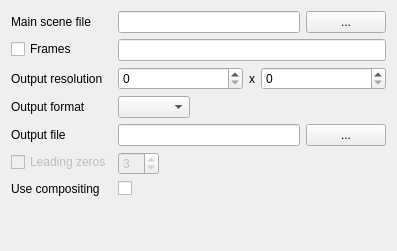
First picture: the form in gnr/ui/BlenderWidget.ui, repository golemfactory/clay, before the edit.
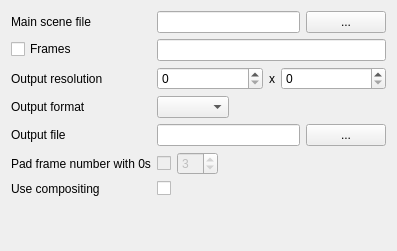
Second picture: the form after the edit.

Commit message: change frame output name in ui

The edit to the form file:
```diff
--- a/gnr/ui/BlenderWidget.ui
+++ b/gnr/ui/BlenderWidget.ui
@@ -168,6 +168,19 @@
      </item>
      <item row="6" column="1">
       <layout class="QHBoxLayout" name="horizontalLayout_4">
+       <item>
+        <widget class="QCheckBox" name="paddingCheckBox">
+         <property name="enabled">
+          <bool>false</bool>
+         </property>
+         <property name="toolTip">
+          <string>Define length of the padding for frames number</string>
+         </property>
+         <property name="text">
+          <string/>
+         </property>
+        </widget>
+       </item>
        <item>
         <widget class="QSpinBox" name="paddingSpinBox">
          <property name="enabled">
@@ -197,15 +210,12 @@
       </layout>
      </item>
      <item row="6" column="0">
-      <widget class="QCheckBox" name="paddingCheckBox">
-       <property name="enabled">
-        <bool>false</bool>
-       </property>
+      <widget class="QLabel" name="label_7">
        <property name="toolTip">
         <string>Define length of the padding for frames number</string>
        </property>
        <property name="text">
-        <string>Leading zeros</string>
+        <string>Pad frame number with 0s</string>
        </property>
       </widget>
      </item>
```
Left out of the diff: 9 changed lines with no effect on the pictures. The commit also changes 2 other files.
